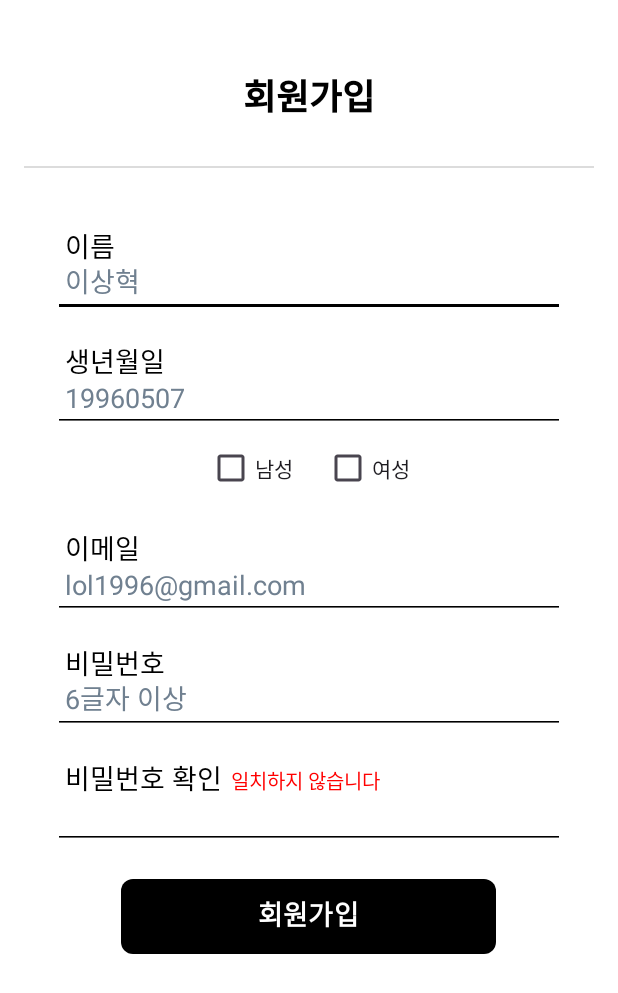
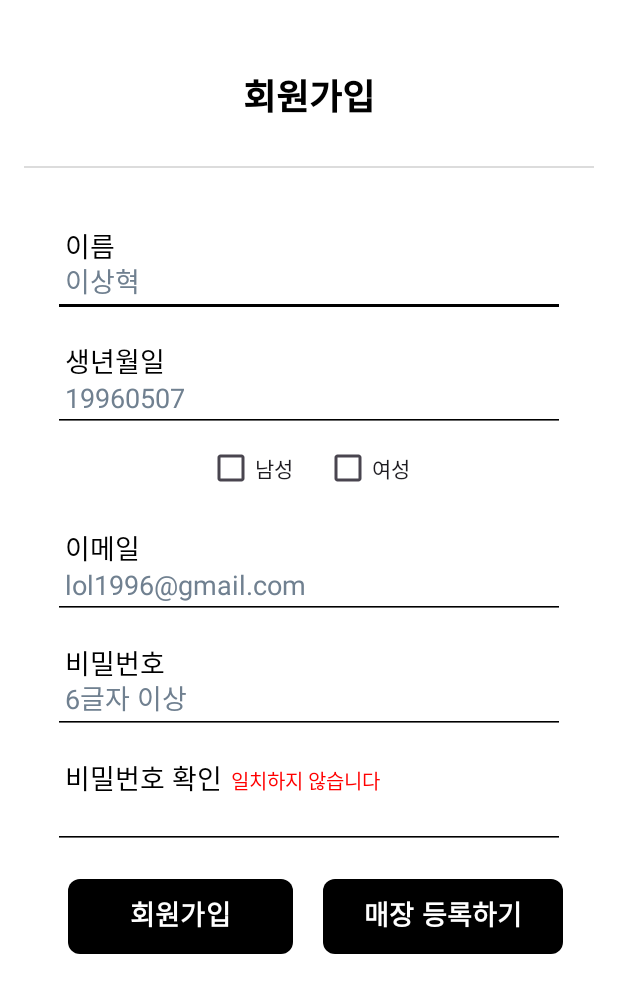
Before and after one commit to bongbub/MOJARAM_C, an Android app built with Jetpack Compose: the SignUpActivity screen opened directly, with no data from a screen before it, on a phone screen of 412 x 824 dp. Shown: the top 993 px of the screen. Run offline under Robolectric (Android 15) with nearby library versions, the phone set to English and light mode, and no system bars; our stand-ins replace Firebase (no records; nobody signed in at launch, a user with empty details on screens opened directly).

Commit message:
24.09.24 SignUpActivity - Layout 수정 매장 등록하기 버튼 추가

```diff
--- a/app/src/main/res/layout/activity_signup.xml
+++ b/app/src/main/res/layout/activity_signup.xml
@@ -301,14 +301,19 @@
 <!--        </RadioGroup>-->
 
 
+        <LinearLayout
+            android:layout_width="match_parent"
+            android:layout_height="wrap_content"
+            android:orientation="horizontal">
+
             <Button
                 android:id="@+id/btnSignUp"
                 style="@style/Widget.Material3.Button"
-            android:layout_width="250dp"
+                android:layout_width="150dp"
                 android:layout_height="50dp"
                 android:layout_marginTop="20dp"
-            android:layout_marginStart="45dp"
-            android:layout_marginEnd="45dp"
+                android:layout_marginStart="10dp"
+                android:layout_marginEnd="10dp"
                 android:background="@drawable/button_background"
                 android:gravity="center"
                 android:insetTop="0dp"
@@ -316,7 +321,27 @@
                 android:textColor="#FFFFFF"
                 android:textSize="18dp"
                 android:textStyle="bold"
+                app:backgroundTint="#FF000000"/>
+
+            <Button
+                android:id="@+id/btnShopRegi"
+                style="@style/Widget.Material3.Button"
+                android:layout_width="160dp"
+                android:layout_height="50dp"
+                android:layout_marginTop="20dp"
+                android:layout_marginStart="10dp"
+                android:layout_marginEnd="5dp"
+                android:background="@drawable/button_background"
+                android:gravity="center"
+                android:insetTop="0dp"
+                android:text="매장 등록하기"
+                android:textColor="#FFFFFF"
+                android:textSize="18dp"
+                android:textStyle="bold"
                 app:backgroundTint="#FF000000" />
+
+
+        </LinearLayout>
 
 
         <LinearLayout
```
Also changed, not shown: 1 other file. Lines whose indentation alone changed are shown as unchanged.
